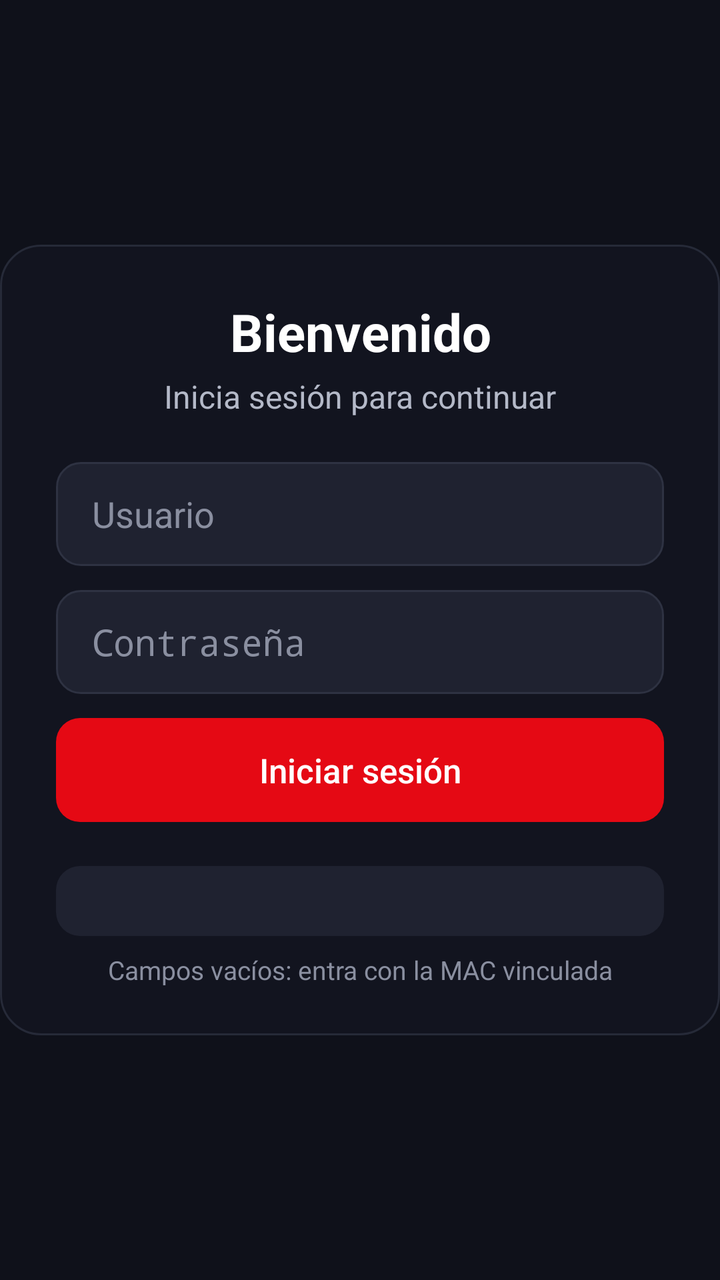
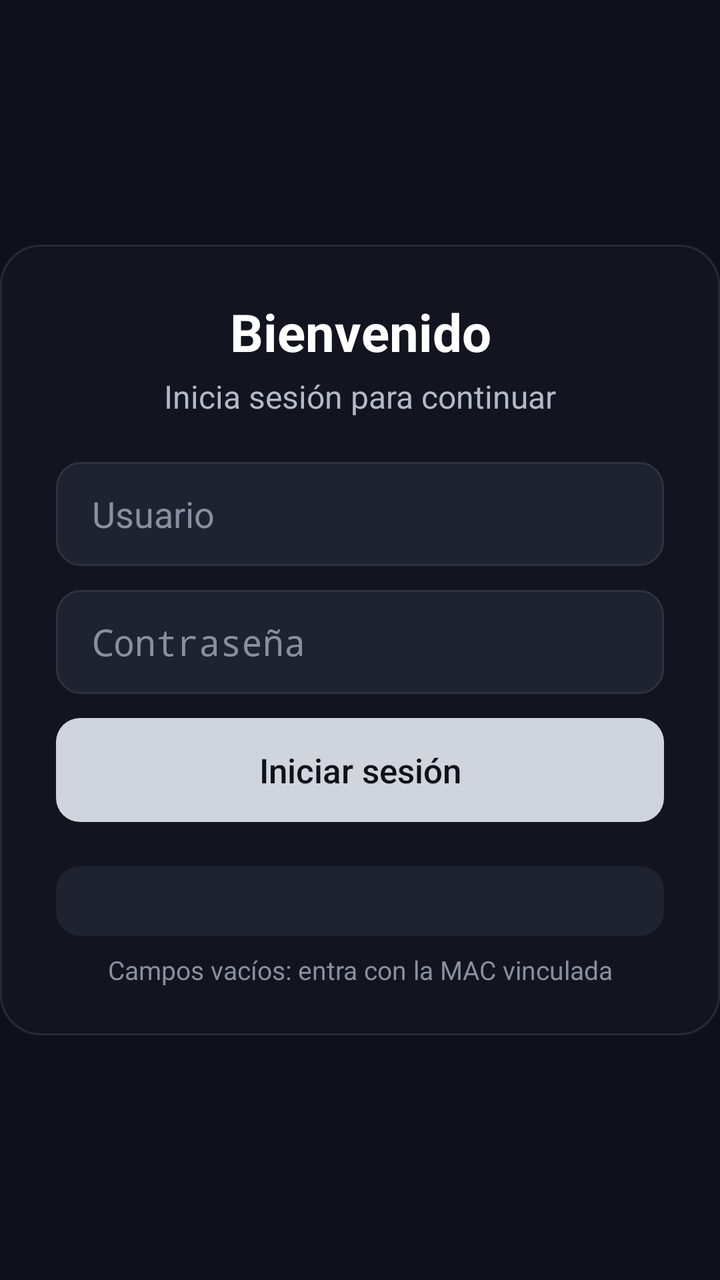

Compare the two renders of this Android layout. The source of the first and the diff that turns it into the second are given below.
<!-- AndroidManifest.xml: activity theme AppTheme.SplashScreen -->
<!-- res/layout/activity_sync_gateway.xml -->
<?xml version="1.0" encoding="utf-8"?>
<androidx.constraintlayout.widget.ConstraintLayout xmlns:android="http://schemas.android.com/apk/res/android"
    xmlns:app="http://schemas.android.com/apk/res-auto"
    android:layout_width="match_parent"
    android:layout_height="match_parent"
    android:background="@color/roku_background">

    <ImageView
        android:id="@+id/bgGateway"
        android:layout_width="match_parent"
        android:layout_height="match_parent"
        android:scaleType="centerCrop"
        android:visibility="gone"
        android:alpha="0.6"
        android:importantForAccessibility="no"
        android:contentDescription="@null" />

    
    <ScrollView
        android:id="@+id/loginScroll"
        android:layout_width="0dp"
        android:layout_height="wrap_content"
        app:layout_constraintWidth_max="400dp"
        app:layout_constraintEnd_toEndOf="parent"
        app:layout_constraintTop_toTopOf="parent"
        app:layout_constraintBottom_toBottomOf="parent"
        app:layout_constraintStart_toStartOf="parent"
        app:layout_constraintHorizontal_bias="0.5"
        android:scrollbars="none">

        <LinearLayout
            android:id="@+id/loginContainer"
            android:layout_width="match_parent"
            android:layout_height="wrap_content"
            android:orientation="vertical"
            android:gravity="center"
            android:paddingStart="28dp"
            android:paddingEnd="28dp"
            android:paddingTop="26dp"
            android:paddingBottom="24dp"
            android:background="@drawable/bg_login_card">

            <ImageView
                android:id="@+id/logoGateway"
                android:layout_width="match_parent"
                android:layout_height="84dp"
                android:layout_marginBottom="14dp"
                android:visibility="gone"
                android:scaleType="fitCenter"
                android:adjustViewBounds="true"
                android:importantForAccessibility="no"
                android:contentDescription="@null" />

            <TextView
                android:layout_width="match_parent"
                android:layout_height="wrap_content"
                android:gravity="center"
                android:text="Bienvenido"
                android:textColor="#FFFFFF"
                android:textSize="26sp"
                android:textStyle="bold" />

            <TextView
                android:layout_width="match_parent"
                android:layout_height="wrap_content"
                android:layout_marginTop="4dp"
                android:layout_marginBottom="22dp"
                android:gravity="center"
                android:text="Inicia sesión para continuar"
                android:textColor="#B4B9C8"
                android:textSize="16sp" />

            <EditText
                android:id="@+id/inputAlpha"
                android:layout_width="match_parent"
                android:layout_height="52dp"
                android:background="@drawable/bg_login_field"
                android:gravity="center_vertical"
                android:textColor="#FFFFFF"
                android:paddingStart="18dp"
                android:paddingEnd="18dp"
                android:inputType="textNoSuggestions"
                android:layout_marginBottom="12dp"
                android:focusable="true"
                android:hint="Usuario"
                android:textColorHint="@color/login_hint_text" />

            <EditText
                android:id="@+id/inputBeta"
                android:layout_width="match_parent"
                android:layout_height="52dp"
                android:background="@drawable/bg_login_field"
                android:gravity="center_vertical"
                android:textColor="#FFFFFF"
                android:paddingStart="18dp"
                android:paddingEnd="18dp"
                android:inputType="textPassword"
                android:layout_marginBottom="12dp"
                android:focusable="true"
                android:hint="Contraseña"
                android:textColorHint="@color/login_hint_text" />

            <Button
                android:id="@+id/btnSync"
                android:layout_width="match_parent"
                android:layout_height="52dp"
                android:background="@drawable/bg_login_button"
                android:gravity="center"
                android:paddingStart="18dp"
                android:paddingEnd="18dp"
                android:stateListAnimator="@null"
                android:text="Iniciar sesión"
                android:textAllCaps="false"
                android:textColor="#FFFFFF"
                android:textSize="17sp"
                android:focusable="true" />

            <ProgressBar
                android:id="@+id/progressSync"
                android:layout_width="wrap_content"
                android:layout_height="wrap_content"
                android:layout_marginTop="12dp"
                android:visibility="gone"
                android:indeterminateTint="@color/login_focus"/>

            <TextView
                android:id="@+id/txtStatus"
                android:layout_width="match_parent"
                android:layout_height="wrap_content"
                android:layout_marginTop="12dp"
                android:gravity="center"
                android:textColor="#FF5252"
                android:textStyle="bold"
                android:visibility="gone"/>

            
            <TextView
                android:id="@+id/txtDeviceMac"
                android:layout_width="match_parent"
                android:layout_height="wrap_content"
                android:layout_marginTop="22dp"
                android:background="@drawable/bg_login_chip"
                android:gravity="center"
                android:paddingTop="8dp"
                android:paddingBottom="8dp"
                android:textColor="#E5E5E5"
                android:textIsSelectable="true"
                android:textSize="14sp" />

            <TextView
                android:layout_width="match_parent"
                android:layout_height="wrap_content"
                android:layout_marginTop="8dp"
                android:gravity="center"
                android:text="Campos vacíos: entra con la MAC vinculada"
                android:textColor="#8A8FA0"
                android:textSize="13sp" />
        </LinearLayout>
    </ScrollView>
</androidx.constraintlayout.widget.ConstraintLayout>
<!-- resources referenced by this layout -->
<resources>
  <color name="login_focus">#D0D4DC</color>
  <color name="roku_background">#0F111A</color>
  <!-- drawable bg_login_button (drawable) -->
  <?xml version="1.0" encoding="utf-8"?>
  <selector xmlns:android="http://schemas.android.com/apk/res/android">
      <item android:state_focused="true">
          <shape>
              <corners android:radius="12dp" />
              <solid android:color="@color/roku_red" />
              <stroke android:width="2dp" android:color="@color/login_focus" />
          </shape>
      </item>
      <item android:state_pressed="true">
          <shape>
              <corners android:radius="12dp" />
              <solid android:color="@color/roku_red" />
              <stroke android:width="2dp" android:color="@color/login_focus" />
          </shape>
      </item>
      <item>
          <shape>
              <corners android:radius="12dp" />
              <solid android:color="@color/roku_red" />
          </shape>
      </item>
  </selector>
  <!-- drawable bg_login_card (drawable) -->
  <?xml version="1.0" encoding="utf-8"?>
  <shape xmlns:android="http://schemas.android.com/apk/res/android">
      <corners android:radius="20dp" />
      <solid android:color="#F2121520" />
      <stroke android:width="1dp" android:color="#262A38" />
  </shape>
  <!-- drawable bg_login_chip (drawable) -->
  <?xml version="1.0" encoding="utf-8"?>
  <shape xmlns:android="http://schemas.android.com/apk/res/android">
      <corners android:radius="12dp" />
      <solid android:color="@color/roku_field" />
  </shape>
  <!-- drawable bg_login_field (drawable) -->
  <?xml version="1.0" encoding="utf-8"?>
  <selector xmlns:android="http://schemas.android.com/apk/res/android">
      <item android:state_focused="true">
          <shape>
              <corners android:radius="12dp" />
              <solid android:color="@color/roku_field" />
              <stroke android:width="2dp" android:color="@color/login_focus" />
          </shape>
      </item>
      <item>
          <shape>
              <corners android:radius="12dp" />
              <solid android:color="@color/roku_field" />
              <stroke android:width="1dp" android:color="#2E3242" />
          </shape>
      </item>
  </selector>
  <style name="AppTheme.SplashScreen" parent="Theme.AppCompat">
          <item name="android:windowBackground">#0F111A</item>
      </style>
  <color name="roku_red">#E50914</color>
  <color name="roku_field">#1F2230</color>
</resources>

<!-- the commit's change to res/layout/activity_sync_gateway.xml (unified diff, before → after) -->
@@ -111,7 +111,7 @@
                 android:stateListAnimator="@null"
                 android:text="Iniciar sesión"
                 android:textAllCaps="false"
-                android:textColor="#FFFFFF"
+                android:textColor="#0F111A"
                 android:textSize="17sp"
                 android:focusable="true" />
 
<!-- resource entries referenced after the edit -->
@@ -8,21 +8,19 @@
       <item android:state_focused="true">
           <shape>
               <corners android:radius="12dp" />
-              <solid android:color="@color/roku_red" />
-              <stroke android:width="2dp" android:color="@color/login_focus" />
+              <solid android:color="#FFFFFF" />
           </shape>
       </item>
       <item android:state_pressed="true">
           <shape>
               <corners android:radius="12dp" />
-              <solid android:color="@color/roku_red" />
-              <stroke android:width="2dp" android:color="@color/login_focus" />
+              <solid android:color="#FFFFFF" />
           </shape>
       </item>
       <item>
           <shape>
               <corners android:radius="12dp" />
-              <solid android:color="@color/roku_red" />
+              <solid android:color="@color/login_focus" />
           </shape>
       </item>
   </selector>
@@ -60,7 +58,6 @@
   <style name="AppTheme.SplashScreen" parent="Theme.AppCompat">
           <item name="android:windowBackground">#0F111A</item>
       </style>
-  <color name="roku_red">#E50914</color>
   <color name="roku_field">#1F2230</color>
 </resources>
 
